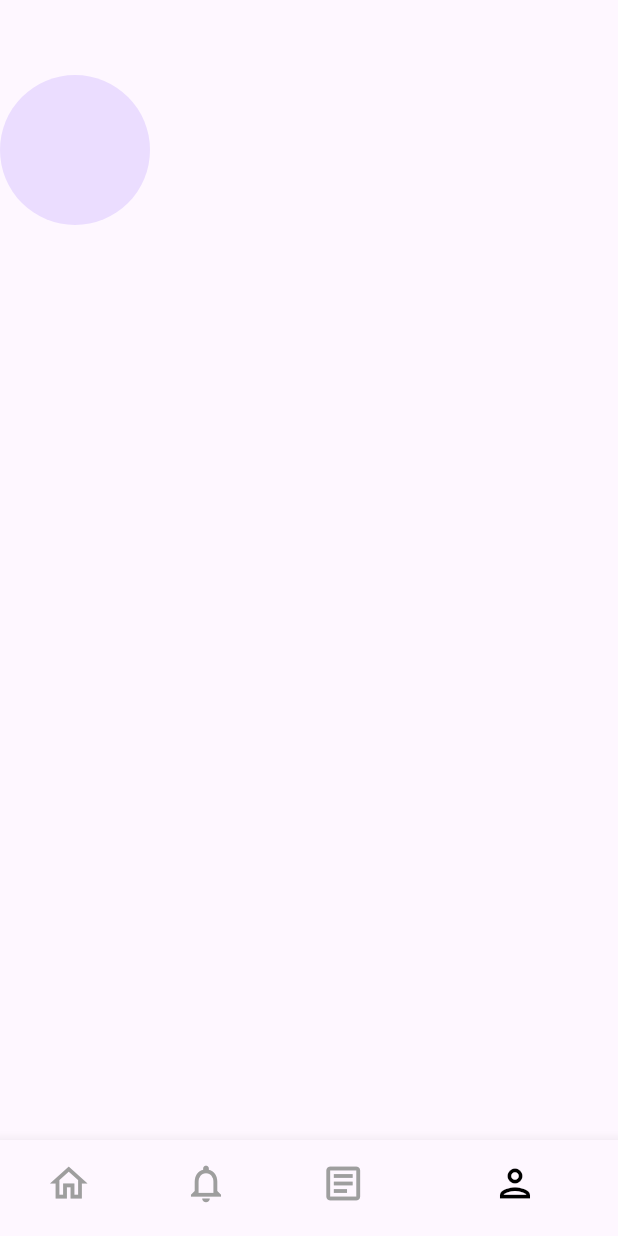
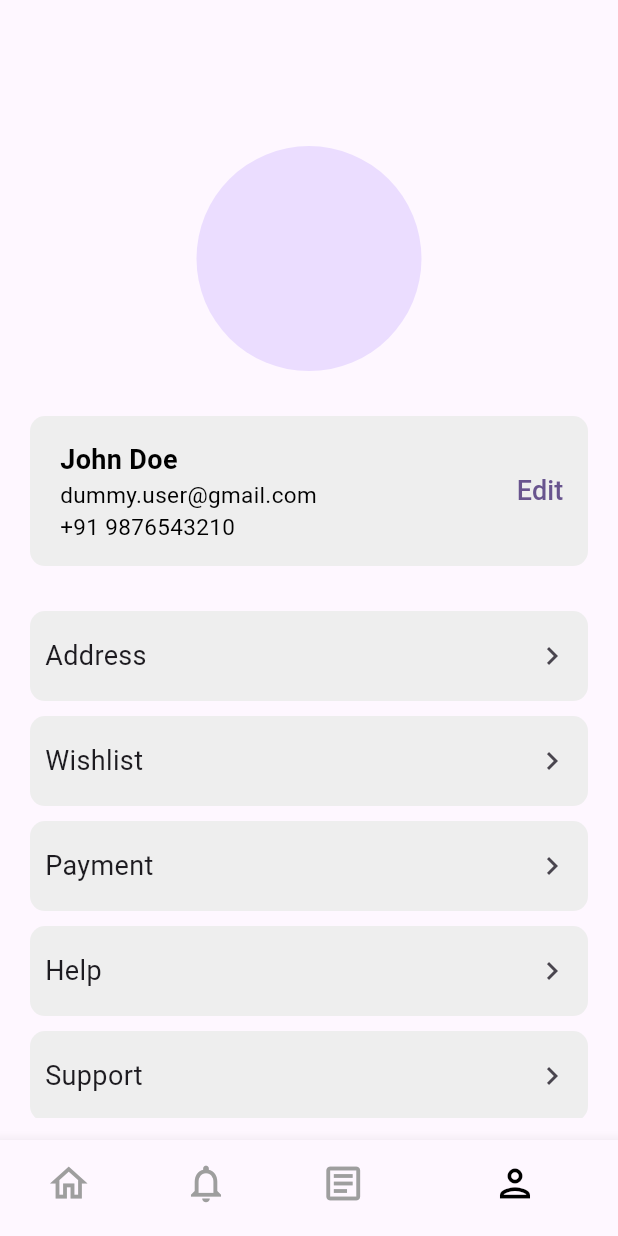
Before and after one commit to mahesh-bora/Ecommerce-App, a Flutter app: the screen it shows after launch, swiped to page 4, on a phone screen of 412 x 824 dp. Run offline on Flutter 3.47's test engine with Material 3 defaults, Android fonts, the phone set to English and light mode, and no system bars.

Commit message:
Updated setting page

```diff
--- a/lib/screens/home_page.dart
+++ b/lib/screens/home_page.dart
@@ -2,7 +2,7 @@ import 'package:ecommerce_app/screens/setting_page.dart';
 import 'package:flutter/material.dart';
 
 class HomePage extends StatefulWidget {
-  HomePage({Key? key}) : super(key: key);
+  const HomePage({Key? key}) : super(key: key);
 
   @override
   State<HomePage> createState() => _HomePageState();
@@ -65,7 +65,7 @@ class _HomePageState extends State<HomePage> {
             _currentIndex = index;
           });
         },
-        children: [
+        children: const [
           // Add your pages here
           Placeholder(), // Home Page
           Placeholder(), // Notification Page
--- a/lib/screens/setting_page.dart
+++ b/lib/screens/setting_page.dart
@@ -1,21 +1,107 @@
+import 'package:ecommerce_app/widgets/custom_buttom.dart';
 import 'package:flutter/material.dart';
 
 class SettingPage extends StatelessWidget {
-  SettingPage({super.key});
+  const SettingPage({super.key});
 
   @override
   Widget build(BuildContext context) {
-    return const Scaffold(
-      body: SingleChildScrollView(
-        physics: NeverScrollableScrollPhysics(),
+    return Padding(
+      padding: const EdgeInsetsDirectional.symmetric(
+          horizontal: 20.0, vertical: 15.0),
+      child: SingleChildScrollView(
+        physics: const NeverScrollableScrollPhysics(),
         child: Column(
           crossAxisAlignment: CrossAxisAlignment.center,
           mainAxisAlignment: MainAxisAlignment.center,
           children: [
-            SizedBox(height: 50),
-            CircleAvatar(
-              radius: 50,
-            )
+            SizedBox(height: MediaQuery.of(context).size.height * 0.1),
+            const SizedBox(
+              height: 150,
+              width: 150,
+              child: CircleAvatar(
+                radius: 50,
+              ),
+            ),
+            const SizedBox(height: 30),
+            Container(
+              height: 100,
+              width: double.infinity,
+              decoration: BoxDecoration(
+                borderRadius: BorderRadius.circular(10),
+                color: Colors.grey[200],
+              ),
+              child: Row(
+                mainAxisAlignment: MainAxisAlignment.spaceBetween,
+                children: [
+                  //user details
+                  const Padding(
+                    padding: EdgeInsets.only(left: 20.0),
+                    child: Column(
+                      mainAxisAlignment: MainAxisAlignment.center,
+                      crossAxisAlignment: CrossAxisAlignment.start,
+                      children: [
+                        Text(
+                          'John Doe',
+                          style: TextStyle(
+                            color: Colors.black,
+                            fontSize: 18,
+                            fontWeight: FontWeight.bold,
+                          ),
+                        ),
+                        Text(
+                          'dummy.user@gmail.com',
+                          style: TextStyle(
+                            color: Colors.black,
+                            fontWeight: FontWeight.w400,
+                            fontSize: 15,
+                          ),
+                        ),
+                        Text(
+                          '+91 9876543210',
+                          style: TextStyle(
+                            color: Colors.black,
+                            fontWeight: FontWeight.w400,
+                            fontSize: 15,
+                          ),
+                        ),
+                      ],
+                    ),
+                  ),
+
+                  //edit button
+                  TextButton(
+                      onPressed: () {},
+                      child: const Text(
+                        'Edit',
+                        style: TextStyle(
+                          fontSize: 18,
+                        ),
+                      )),
+                ],
+              ),
+            ),
+            const SizedBox(height: 30),
+            CustomButton(title: 'Address'),
+            const SizedBox(height: 10),
+            CustomButton(title: 'Wishlist'),
+            const SizedBox(height: 10),
+            CustomButton(title: 'Payment'),
+            const SizedBox(height: 10),
+            CustomButton(title: 'Help'),
+            const SizedBox(height: 10),
+            CustomButton(title: 'Support'),
+            const SizedBox(height: 10),
+            TextButton(
+              onPressed: () {},
+              child: const Text(
+                'Sign out',
+                style: TextStyle(
+                  color: Colors.red,
+                  fontSize: 18,
+                ),
+              ),
+            ),
           ],
         ),
       ),
--- a/lib/widgets/custom_buttom.dart
+++ b/lib/widgets/custom_buttom.dart
@@ -1,36 +1,39 @@
 import 'package:flutter/cupertino.dart';
+import 'package:flutter/material.dart';
 
 class CustomButton extends StatelessWidget {
-  const CustomButton({super.key});
+  CustomButton({super.key, required this.title});
+
+  String title;
 
   @override
   Widget build(BuildContext context) {
     return Container(
-      decoration: BoxDecoration(
-        color: CupertinoColors.systemGrey6,
-        borderRadius: BorderRadius.circular(10),
-      ),
-      child: CupertinoButton(
-        onPressed: () {},
-        padding: EdgeInsets.zero,
+        height: 60,
+        width: double.infinity,
+        decoration: BoxDecoration(
+          borderRadius: BorderRadius.circular(10),
+          color: Colors.grey[200],
+        ),
         child: Row(
-          mainAxisAlignment: MainAxisAlignment.center,
+          mainAxisAlignment: MainAxisAlignment.spaceBetween,
           children: [
-            Icon(
-              CupertinoIcons.add,
-              color: CupertinoColors.black,
-            ),
-            const SizedBox(width: 8),
-            Text(
-              'Add to cart',
-              style: TextStyle(
-                color: CupertinoColors.black,
-                fontWeight: FontWeight.bold,
+            Padding(
+              padding: const EdgeInsets.only(left: 10.0),
+              child: Text(
+                title,
+                style: TextStyle(
+                  fontSize: 18,
+                ),
               ),
             ),
+            IconButton(
+              onPressed: () {},
+              icon: const Icon(
+                Icons.navigate_next_outlined,
+              ),
+            )
           ],
-        ),
-      ),
-    );
+        ));
   }
 }
```
